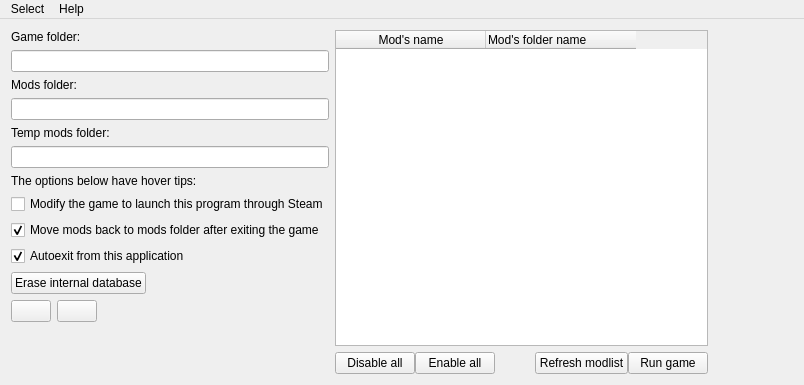
Qt form mainwindow.ui (Van-Weyden/ESModManager) before a commit.
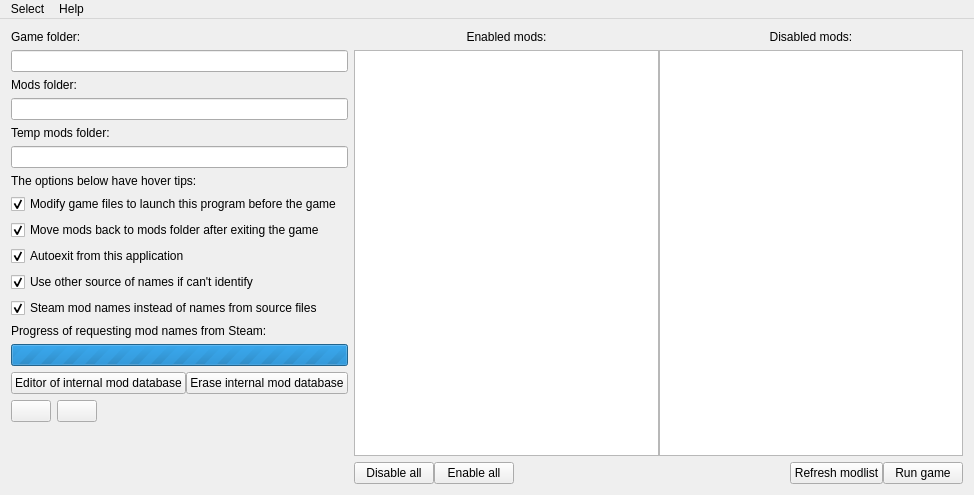
The same form after that commit. Icons and pictures are not drawn.

The edit to the form file:
```diff
--- a/mainwindow.ui
+++ b/mainwindow.ui
@@ -6,15 +6,15 @@
    <rect>
     <x>0</x>
     <y>0</y>
-    <width>804</width>
-    <height>385</height>
+    <width>974</width>
+    <height>495</height>
    </rect>
   </property>
   <property name="windowTitle">
    <string>Everlasting Summer mod manager</string>
   </property>
   <widget class="QWidget" name="centralWidget">
-   <layout class="QHBoxLayout" name="horizontalLayout_3">
+   <layout class="QHBoxLayout" name="horizontalLayout_5" stretch="1,2,0">
     <item>
      <layout class="QVBoxLayout" name="verticalLayout_2">
       <item>
@@ -72,7 +72,10 @@
          <string>When you launch Everlasting Summer through Steam, this program will launch first.</string>
         </property>
         <property name="text">
-         <string>Modify the game to launch this program through Steam</string>
+         <string>Modify game files to launch this program before the game</string>
+        </property>
+        <property name="checked">
+         <bool>true</bool>
         </property>
        </widget>
       </item>
@@ -103,30 +106,105 @@
        </widget>
       </item>
       <item>
-       <layout class="QHBoxLayout" name="horizontalLayout">
+       <widget class="QCheckBox" name="completeNamesCheckBox">
+        <property name="toolTip">
+         <string>If the mod name wasn't defined by one of the methods 
+(reading mod source files / request from Steam workshop), 
+the name obtained by the other method is displayed.</string>
+        </property>
+        <property name="text">
+         <string>Use other source of names if can't identify</string>
+        </property>
+        <property name="checked">
+         <bool>true</bool>
+        </property>
+       </widget>
+      </item>
+      <item>
+       <widget class="QCheckBox" name="useSteamModNamesCheckBox">
+        <property name="toolTip">
+         <string>If checked, display mod names received by requests to Steam Workshop.
+If unchecked, display mod names from their source files.</string>
+        </property>
+        <property name="text">
+         <string>Steam mod names instead of names from source files</string>
+        </property>
+        <property name="checked">
+         <bool>true</bool>
+        </property>
+       </widget>
+      </item>
+      <item>
+       <layout class="QVBoxLayout" name="progressVerticalLayout">
+        <property name="leftMargin">
+         <number>0</number>
+        </property>
+        <property name="topMargin">
+         <number>0</number>
+        </property>
+        <item>
+         <widget class="QLabel" name="progressLabel">
+          <property name="text">
+           <string>Progress of requesting mod names from Steam:</string>
+          </property>
+         </widget>
+        </item>
+        <item>
+         <widget class="QProgressBar" name="progressBar">
+          <property name="maximum">
+           <number>0</number>
+          </property>
+          <property name="value">
+           <number>-1</number>
+          </property>
+          <property name="alignment">
+           <set>Qt::AlignCenter</set>
+          </property>
+          <property name="invertedAppearance">
+           <bool>false</bool>
+          </property>
+         </widget>
+        </item>
+       </layout>
+      </item>
+      <item>
+       <layout class="QHBoxLayout" name="databaseHorizontalLayout">
+        <property name="spacing">
+         <number>0</number>
+        </property>
+        <item>
+         <widget class="QPushButton" name="databaseEditorButton">
+          <property name="toolTip">
+           <string>Opens an editor of internal mods database in which you can set your own mod names</string>
+          </property>
+          <property name="text">
+           <string>Editor of internal mod database</string>
+          </property>
+         </widget>
+        </item>
+        <item>
+         <spacer name="databaseHorizontalSpacer">
+          <property name="orientation">
+           <enum>Qt::Horizontal</enum>
+          </property>
+          <property name="sizeHint" stdset="0">
+           <size>
+            <width>40</width>
+            <height>20</height>
+           </size>
+          </property>
+         </spacer>
+        </item>
         <item>
          <widget class="QPushButton" name="eraseDatabaseButton">
           <property name="toolTip">
            <string>Erases all entries about the mod names &amp; their folders from the internal database. This will also erase the mod names you define.</string>
           </property>
           <property name="text">
-           <string>Erase internal database</string>
+           <string>Erase internal mod database</string>
           </property>
          </widget>
         </item>
-        <item>
-         <spacer name="horizontalSpacer_4">
-          <property name="orientation">
-           <enum>Qt::Horizontal</enum>
-          </property>
-          <property name="sizeHint" stdset="0">
-           <size>
-            <width>40</width>
-            <height>20</height>
-           </size>
-          </property>
-         </spacer>
-        </item>
        </layout>
       </item>
       <item>
@@ -192,54 +270,77 @@
     <item>
      <layout class="QVBoxLayout" name="verticalLayout">
       <item>
-       <widget class="QTableWidget" name="modlistTableWidget">
-        <property name="sizePolicy">
-         <sizepolicy hsizetype="Preferred" vsizetype="Expanding">
-          <horstretch>0</horstretch>
-          <verstretch>0</verstretch>
-         </sizepolicy>
+       <layout class="QHBoxLayout" name="modlistHorizontalLayout">
+        <property name="spacing">
+         <number>0</number>
         </property>
-        <property name="sizeAdjustPolicy">
-         <enum>QAbstractScrollArea::AdjustToContents</enum>
-        </property>
-        <property name="editTriggers">
-         <set>QAbstractItemView::AnyKeyPressed|QAbstractItemView::DoubleClicked</set>
-        </property>
-        <property name="tabKeyNavigation">
-         <bool>false</bool>
-        </property>
-        <property name="selectionMode">
-         <enum>QAbstractItemView::SingleSelection</enum>
-        </property>
-        <property name="selectionBehavior">
-         <enum>QAbstractItemView::SelectRows</enum>
-        </property>
-        <property name="cornerButtonEnabled">
-         <bool>false</bool>
-        </property>
-        <attribute name="horizontalHeaderCascadingSectionResizes">
-         <bool>false</bool>
-        </attribute>
-        <attribute name="horizontalHeaderDefaultSectionSize">
-         <number>150</number>
-        </attribute>
-        <attribute name="horizontalHeaderStretchLastSection">
-         <bool>false</bool>
-        </attribute>
-        <column>
-         <property name="text">
-          <string>Mod's name</string>
-         </property>
-        </column>
-        <column>
-         <property name="text">
-          <string>Mod's folder name</string>
-         </property>
-         <property name="textAlignment">
-          <set>AlignLeading|AlignVCenter</set>
-         </property>
-        </column>
-       </widget>
+        <item>
+         <layout class="QVBoxLayout" name="enabledModsVerticalLayout">
+          <item>
+           <widget class="QLabel" name="enabledModsLabel">
+            <property name="text">
+             <string>Enabled mods:</string>
+            </property>
+            <property name="alignment">
+             <set>Qt::AlignCenter</set>
+            </property>
+           </widget>
+          </item>
+          <item>
+           <widget class="QListView" name="enabledModsList">
+            <property name="focusPolicy">
+             <enum>Qt::NoFocus</enum>
+            </property>
+            <property name="styleSheet">
+             <string notr="true"/>
+            </property>
+            <property name="editTriggers">
+             <set>QAbstractItemView::NoEditTriggers</set>
+            </property>
+            <property name="selectionMode">
+             <enum>QAbstractItemView::SingleSelection</enum>
+            </property>
+            <property name="wordWrap">
+             <bool>true</bool>
+            </property>
+           </widget>
+          </item>
+         </layout>
+        </item>
+        <item>
+         <layout class="QVBoxLayout" name="disabledModsVerticalLayout">
+          <item>
+           <widget class="QLabel" name="disabledModsLabel">
+            <property name="text">
+             <string>Disabled mods:</string>
+            </property>
+            <property name="alignment">
+             <set>Qt::AlignCenter</set>
+            </property>
+           </widget>
+          </item>
+          <item>
+           <widget class="QListView" name="disabledModsList">
+            <property name="focusPolicy">
+             <enum>Qt::NoFocus</enum>
+            </property>
+            <property name="styleSheet">
+             <string notr="true"/>
+            </property>
+            <property name="editTriggers">
+             <set>QAbstractItemView::NoEditTriggers</set>
+            </property>
+            <property name="selectionMode">
+             <enum>QAbstractItemView::SingleSelection</enum>
+            </property>
+            <property name="wordWrap">
+             <bool>true</bool>
+            </property>
+           </widget>
+          </item>
+         </layout>
+        </item>
+       </layout>
       </item>
       <item>
        <layout class="QHBoxLayout" name="horizontalLayout_2">
@@ -305,12 +406,9 @@
       <property name="orientation">
        <enum>Qt::Horizontal</enum>
       </property>
-      <property name="sizeType">
-       <enum>QSizePolicy::MinimumExpanding</enum>
-      </property>
       <property name="sizeHint" stdset="0">
        <size>
-        <width>1</width>
+        <width>0</width>
         <height>20</height>
        </size>
       </property>
@@ -323,7 +421,7 @@
     <rect>
      <x>0</x>
      <y>0</y>
-     <width>804</width>
+     <width>974</width>
      <height>26</height>
     </rect>
    </property>
```
Left out of the diff: 14 changed lines with no effect on the pictures.
